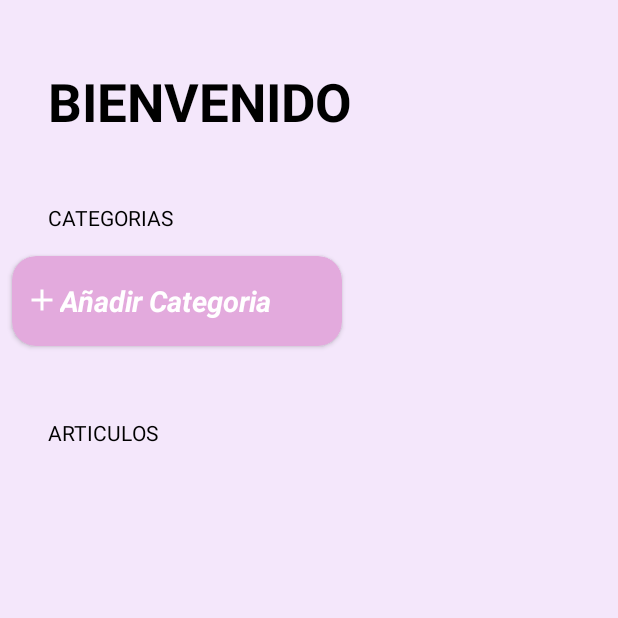
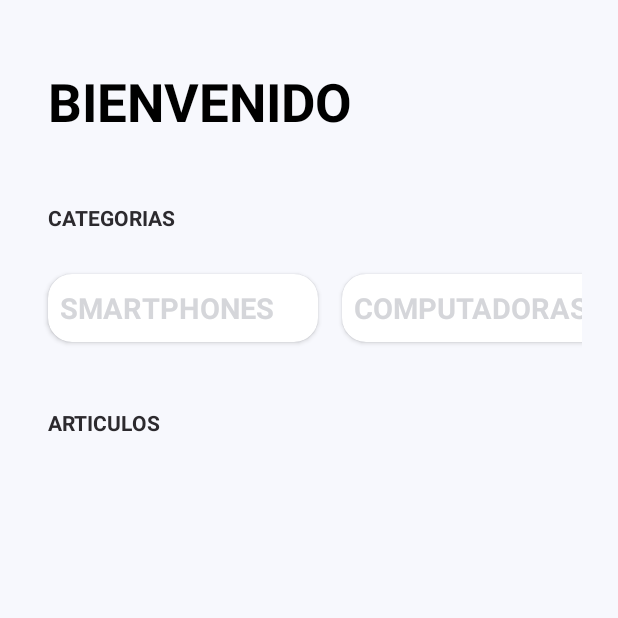
Before and after one commit to Jose-Vela/Prueba-Visorus, an Android app: the screen it shows after launch (MainActivity), on a phone screen of 412 x 824 dp, the top half of it. Run offline under Robolectric (Android 15) with nearby library versions, the phone set to English and light mode, and no system bars; network calls fail; 2 statements that could not run were skipped.

Commit message:
Mejorando la UI

```diff
--- a/app/src/main/java/com/example/pruebavisorus/CategoriesAdapter.kt
+++ b/app/src/main/java/com/example/pruebavisorus/CategoriesAdapter.kt
@@ -5,7 +5,8 @@ import android.view.ViewGroup
 import androidx.recyclerview.widget.RecyclerView
 
 class CategoriesAdapter(
-    var categoriesList: List<CategoryDataResponse> = emptyList(),
+    //var categoriesList: List<CategoryDataResponse> = emptyList(),
+    var categoriesList: List<CategoryDataResponse>,
     private val onItemSelect: (Int) -> Unit,
     private val onAddCategoryClick: () -> Unit
 ): RecyclerView.Adapter<RecyclerView.ViewHolder>() {
--- a/app/src/main/res/layout/activity_main.xml
+++ b/app/src/main/res/layout/activity_main.xml
@@ -27,18 +27,24 @@
             style="@style/TodoSubtitle"
             android:layout_width="wrap_content"
             android:layout_height="wrap_content"
+            android:textColor="@color/app_text_color"
+            android:textStyle="bold"
             android:text="@string/app_categories" />
 
         <androidx.recyclerview.widget.RecyclerView
             android:id="@+id/rvCategories"
             android:layout_width="match_parent"
-            android:layout_height="wrap_content" />
+            android:layout_height="wrap_content"
+            android:layout_marginHorizontal="24dp"
+            android:layout_marginTop="16dp"/>
 
         <TextView
             style="@style/TodoSubtitle"
             android:layout_width="wrap_content"
             android:layout_height="wrap_content"
             android:layout_marginTop="32dp"
+            android:textColor="@color/app_text_color"
+            android:textStyle="bold"
             android:text="@string/app_articles" />
 
         <androidx.recyclerview.widget.RecyclerView
--- a/app/src/main/res/layout/button_add_category.xml
+++ b/app/src/main/res/layout/button_add_category.xml
@@ -1,33 +1,32 @@
 <?xml version="1.0" encoding="utf-8"?>
 <androidx.cardview.widget.CardView xmlns:android="http://schemas.android.com/apk/res/android"
     xmlns:app="http://schemas.android.com/apk/res-auto"
-    xmlns:tools="http://schemas.android.com/tools"
     android:id="@+id/viewContainer"
-    android:layout_width="220dp"
-    android:layout_height="60dp"
+    android:layout_width="100dp"
+    android:layout_height="45dp"
+    android:layout_marginVertical="10dp"
     android:layout_marginHorizontal="8dp"
-    android:layout_marginVertical="16dp"
     app:cardCornerRadius="16dp"
-    app:cardBackgroundColor="@color/app_background_card_category">
+    app:cardBackgroundColor="@color/white">
 
     <androidx.appcompat.widget.LinearLayoutCompat
         android:layout_width="match_parent"
         android:layout_height="match_parent"
         android:layout_margin="8dp"
-        android:gravity="center_vertical"
+        android:gravity="center"
         android:orientation="vertical">
 
         <TextView
             android:id="@+id/tvCategoryName"
             android:layout_width="wrap_content"
             android:layout_height="wrap_content"
-            android:shadowColor="@color/white"
-            android:textColor="@color/white"
+            android:shadowColor="@color/app_text_disabled_color"
+            android:textColor="@color/app_text_disabled_color"
             android:textSize="19sp"
             android:textStyle="bold|italic"
             app:drawableStartCompat="@drawable/add_ic"
             android:text="@string/app_add_categories"
-            app:drawableTint="@color/white" />
+            app:drawableTint="@color/app_text_disabled_color" />
 
 
     </androidx.appcompat.widget.LinearLayoutCompat>
--- a/app/src/main/res/layout/item_category.xml
+++ b/app/src/main/res/layout/item_category.xml
@@ -4,11 +4,11 @@
     xmlns:tools="http://schemas.android.com/tools"
     android:id="@+id/viewContainer"
     android:layout_width="180dp"
-    android:layout_height="60dp"
+    android:layout_height="45dp"
+    android:layout_marginVertical="12dp"
     android:layout_marginHorizontal="8dp"
-    android:layout_marginVertical="16dp"
     app:cardCornerRadius="16dp"
-    app:cardBackgroundColor="@color/app_background_card_category">
+    app:cardBackgroundColor="@color/white">
 
     <androidx.appcompat.widget.LinearLayoutCompat
         android:layout_width="match_parent"
@@ -22,7 +22,7 @@
             android:layout_width="wrap_content"
             android:layout_height="wrap_content"
             tools:text="COMPUTADORAS"
-            android:textColor="@color/white"
+            android:textColor="@color/app_text_disabled_color"
             android:textStyle="bold"
             android:textSize="19sp"/>
 
--- a/app/src/main/res/values/colors.xml
+++ b/app/src/main/res/values/colors.xml
@@ -2,9 +2,11 @@
 <resources>
     <color name="black">#FF000000</color>
     <color name="white">#FFFFFFFF</color>
-    <color name="app_background_color">#F4E7FB</color>
-    <color name="app_background_card_category">#E3AADD</color>
-    <color name="app_accent">#C8A8E9</color>
 
-    <color name="app_article_name">#F5BCBA</color>
+    <!-- color name="app_background_color">#E7E5FA</color -->
+    <color name="app_background_color">#F7F8FD</color>
+    <color name="app_card_article_tape_color">#4162FF</color>
+    <color name="app_accent_color">#3FBCFC</color>
+    <color name="app_text_color">#2C2A2E</color>
+    <color name="app_text_disabled_color">#D5D6DA</color>
 </resources>
--- a/app/src/main/res/values/strings.xml
+++ b/app/src/main/res/values/strings.xml
@@ -4,7 +4,7 @@
     <string name="app_title">Bienvenido</string>
     <string name="app_categories">Categorias</string>
     <string name="app_articles">Articulos</string>
-    <string name="app_add_categories">Añadir Categoria</string>
+    <string name="app_add_categories">Add</string>
 
     <!-- CONTENT DESCRIPTIONS -->
     <string name="app_description_add_article">Añadir nuevo articulo</string>
```
Also changed, not shown: app/src/main/java/com/example/pruebavisorus/MainActivity.kt (+58 -17 lines), app/src/main/res/layout/item_article.xml (+7 -7 lines), app/src/main/res/drawable/image_test.png (added).
